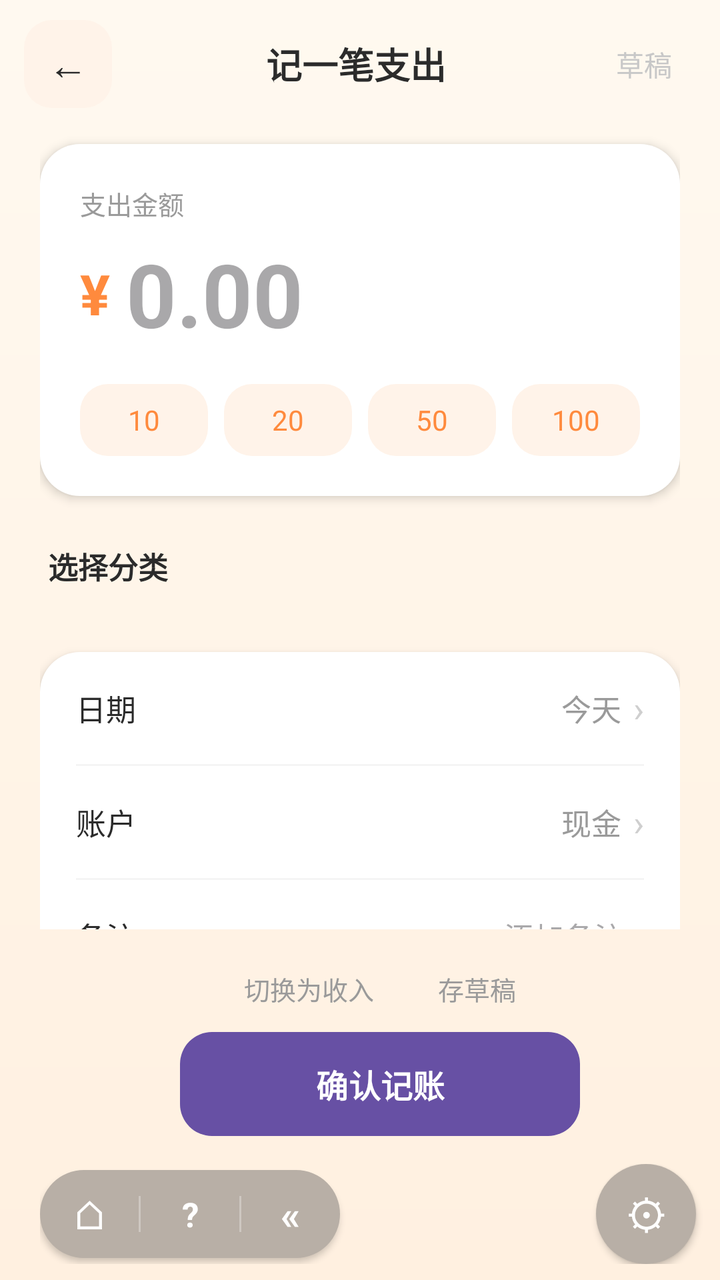
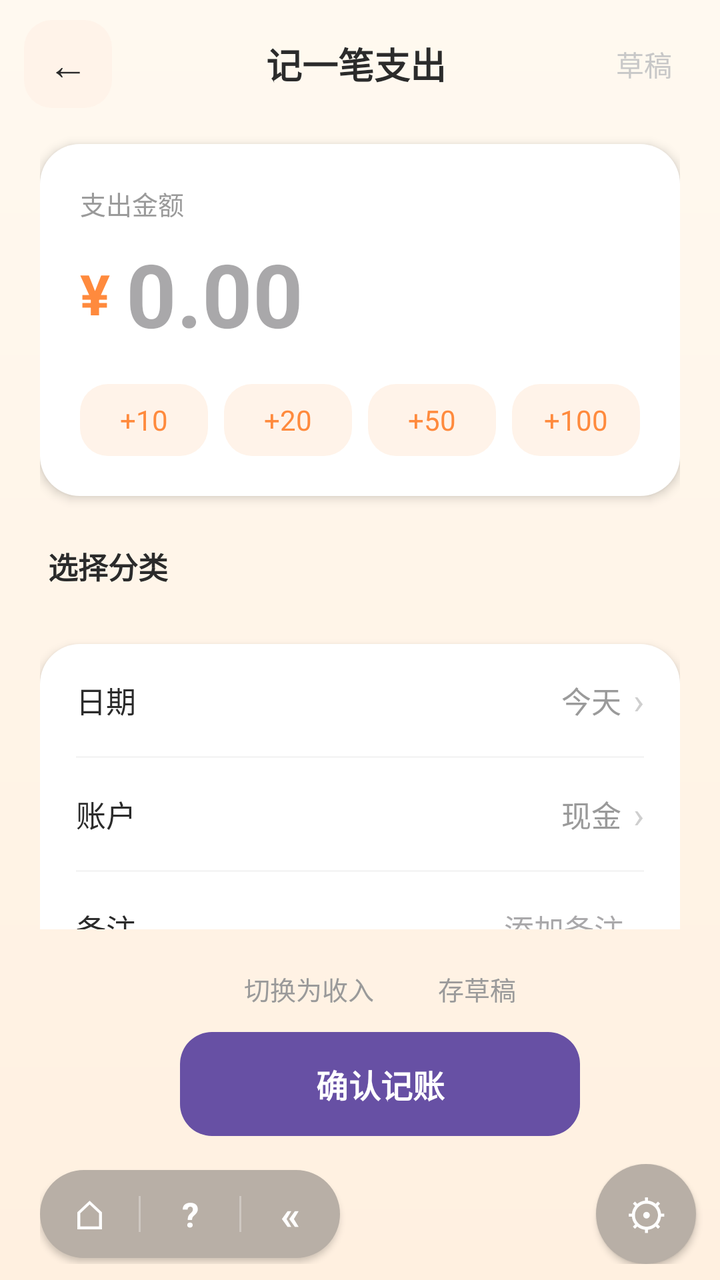

An Android layout rendered at two revisions. The XML below is the earlier revision; the diff shows what the commit changed to produce the second picture.
<!-- AndroidManifest.xml: application theme Theme.Androiddeveloptest -->
<!-- res/layout/activity_add_record.xml -->
<?xml version="1.0" encoding="utf-8"?>
<LinearLayout xmlns:android="http://schemas.android.com/apk/res/android"
    android:layout_width="match_parent"
    android:layout_height="match_parent"
    android:background="@drawable/bg_gradient"
    android:orientation="vertical">

    
    <LinearLayout
        android:layout_width="match_parent"
        android:layout_height="64dp"
        android:gravity="center_vertical"
        android:orientation="horizontal"
        android:paddingStart="12dp"
        android:paddingEnd="16dp">

        <TextView
            android:id="@+id/btnBack"
            android:layout_width="44dp"
            android:layout_height="44dp"
            android:background="@drawable/bg_chip"
            android:gravity="center"
            android:text="←"
            android:textColor="#2B2B2B"
            android:textSize="20sp" />

        <TextView
            android:id="@+id/tvTitle"
            android:layout_width="0dp"
            android:layout_height="wrap_content"
            android:layout_weight="1"
            android:gravity="center"
            android:text="记一笔支出"
            android:textColor="#2B2B2B"
            android:textSize="18sp"
            android:textStyle="bold" />

        <TextView
            android:id="@+id/btnDraft"
            android:layout_width="wrap_content"
            android:layout_height="wrap_content"
            android:padding="8dp"
            android:text="草稿"
            android:textColor="#C8C8C8"
            android:textSize="14sp" />
    </LinearLayout>

    
    <ScrollView
        android:layout_width="match_parent"
        android:layout_height="0dp"
        android:layout_weight="1"
        android:fillViewport="true"
        android:scrollbars="none">

        <LinearLayout
            android:layout_width="match_parent"
            android:layout_height="wrap_content"
            android:orientation="vertical"
            android:paddingStart="20dp"
            android:paddingEnd="20dp">

            
            <LinearLayout
                android:layout_width="match_parent"
                android:layout_height="wrap_content"
                android:layout_marginTop="8dp"
                android:background="@drawable/bg_card_white"
                android:elevation="3dp"
                android:orientation="vertical"
                android:padding="20dp">

                <TextView
                    android:layout_width="wrap_content"
                    android:layout_height="wrap_content"
                    android:text="支出金额"
                    android:textColor="#9A9A9A"
                    android:textSize="13sp" />

                <LinearLayout
                    android:layout_width="match_parent"
                    android:layout_height="wrap_content"
                    android:layout_marginTop="6dp"
                    android:gravity="center_vertical"
                    android:orientation="horizontal">

                    <TextView
                        android:id="@+id/tvCurrency"
                        android:layout_width="wrap_content"
                        android:layout_height="wrap_content"
                        android:layout_marginEnd="8dp"
                        android:text="¥"
                        android:textColor="#FF8A3D"
                        android:textSize="28sp"
                        android:textStyle="bold" />

                    <EditText
                        android:id="@+id/etAmount"
                        android:layout_width="0dp"
                        android:layout_height="wrap_content"
                        android:layout_weight="1"
                        android:background="@null"
                        android:hint="0.00"
                        android:inputType="numberDecimal"
                        android:maxLength="10"
                        android:textColor="#2B2B2B"
                        android:textSize="44sp"
                        android:textStyle="bold" />

                    <TextView
                        android:id="@+id/btnClear"
                        android:layout_width="32dp"
                        android:layout_height="32dp"
                        android:layout_marginStart="8dp"
                        android:background="@drawable/bg_chip"
                        android:gravity="center"
                        android:text="×"
                        android:textColor="#B0B0B0"
                        android:textSize="18sp"
                        android:visibility="gone" />
                </LinearLayout>

                
                <LinearLayout
                    android:layout_width="match_parent"
                    android:layout_height="wrap_content"
                    android:layout_marginTop="16dp"
                    android:orientation="horizontal">

                    <TextView
                        android:id="@+id/chip10"
                        android:layout_width="0dp"
                        android:layout_height="36dp"
                        android:layout_marginEnd="8dp"
                        android:layout_weight="1"
                        android:background="@drawable/bg_chip"
                        android:gravity="center"
                        android:text="10"
                        android:textColor="#FF8A3D"
                        android:textSize="14sp" />

                    <TextView
                        android:id="@+id/chip20"
                        android:layout_width="0dp"
                        android:layout_height="36dp"
                        android:layout_marginEnd="8dp"
                        android:layout_weight="1"
                        android:background="@drawable/bg_chip"
                        android:gravity="center"
                        android:text="20"
                        android:textColor="#FF8A3D"
                        android:textSize="14sp" />

                    <TextView
                        android:id="@+id/chip50"
                        android:layout_width="0dp"
                        android:layout_height="36dp"
                        android:layout_marginEnd="8dp"
                        android:layout_weight="1"
                        android:background="@drawable/bg_chip"
                        android:gravity="center"
                        android:text="50"
                        android:textColor="#FF8A3D"
                        android:textSize="14sp" />

                    <TextView
                        android:id="@+id/chip100"
                        android:layout_width="0dp"
                        android:layout_height="36dp"
                        android:layout_weight="1"
                        android:background="@drawable/bg_chip"
                        android:gravity="center"
                        android:text="100"
                        android:textColor="#FF8A3D"
                        android:textSize="14sp" />
                </LinearLayout>
            </LinearLayout>

            
            <TextView
                android:layout_width="wrap_content"
                android:layout_height="wrap_content"
                android:layout_marginTop="24dp"
                android:layout_marginStart="4dp"
                android:text="选择分类"
                android:textColor="#2B2B2B"
                android:textSize="15sp"
                android:textStyle="bold" />

            
            <GridLayout
                android:id="@+id/gridCategory"
                android:layout_width="match_parent"
                android:layout_height="wrap_content"
                android:layout_marginTop="12dp"
                android:columnCount="4"
                android:rowCount="2" />

            
            <LinearLayout
                android:layout_width="match_parent"
                android:layout_height="wrap_content"
                android:layout_marginTop="20dp"
                android:background="@drawable/bg_card_white"
                android:elevation="3dp"
                android:orientation="vertical"
                android:paddingStart="18dp"
                android:paddingEnd="18dp">

                
                <LinearLayout
                    android:id="@+id/rowDate"
                    android:layout_width="match_parent"
                    android:layout_height="56dp"
                    android:gravity="center_vertical"
                    android:orientation="horizontal">

                    <TextView
                        android:layout_width="wrap_content"
                        android:layout_height="wrap_content"
                        android:text="日期"
                        android:textColor="#2B2B2B"
                        android:textSize="15sp" />

                    <TextView
                        android:id="@+id/tvDate"
                        android:layout_width="0dp"
                        android:layout_height="wrap_content"
                        android:layout_weight="1"
                        android:gravity="end"
                        android:text="今天"
                        android:textColor="#9A9A9A"
                        android:textSize="15sp" />

                    <TextView
                        android:layout_width="wrap_content"
                        android:layout_height="wrap_content"
                        android:layout_marginStart="6dp"
                        android:text="›"
                        android:textColor="#CFCFCF"
                        android:textSize="18sp" />
                </LinearLayout>

                <View
                    android:layout_width="match_parent"
                    android:layout_height="1dp"
                    android:background="#F5F5F5" />

                
                <LinearLayout
                    android:id="@+id/rowAccount"
                    android:layout_width="match_parent"
                    android:layout_height="56dp"
                    android:gravity="center_vertical"
                    android:orientation="horizontal">

                    <TextView
                        android:layout_width="wrap_content"
                        android:layout_height="wrap_content"
                        android:text="账户"
                        android:textColor="#2B2B2B"
                        android:textSize="15sp" />

                    <TextView
                        android:id="@+id/tvAccount"
                        android:layout_width="0dp"
                        android:layout_height="wrap_content"
                        android:layout_weight="1"
                        android:gravity="end"
                        android:text="现金"
                        android:textColor="#9A9A9A"
                        android:textSize="15sp" />

                    <TextView
                        android:layout_width="wrap_content"
                        android:layout_height="wrap_content"
                        android:layout_marginStart="6dp"
                        android:text="›"
                        android:textColor="#CFCFCF"
                        android:textSize="18sp" />
                </LinearLayout>

                <View
                    android:layout_width="match_parent"
                    android:layout_height="1dp"
                    android:background="#F5F5F5" />

                
                <LinearLayout
                    android:layout_width="match_parent"
                    android:layout_height="56dp"
                    android:gravity="center_vertical"
                    android:orientation="horizontal">

                    <TextView
                        android:layout_width="wrap_content"
                        android:layout_height="wrap_content"
                        android:text="备注"
                        android:textColor="#2B2B2B"
                        android:textSize="15sp" />

                    <EditText
                        android:id="@+id/etNote"
                        android:layout_width="0dp"
                        android:layout_height="match_parent"
                        android:layout_weight="1"
                        android:background="@null"
                        android:gravity="end|center_vertical"
                        android:hint="添加备注…"
                        android:inputType="text"
                        android:maxLength="50"
                        android:textColor="#2B2B2B"
                        android:textSize="15sp" />
                </LinearLayout>
            </LinearLayout>

            <View
                android:layout_width="match_parent"
                android:layout_height="20dp" />
        </LinearLayout>
    </ScrollView>

    
    <LinearLayout
        android:layout_width="match_parent"
        android:layout_height="wrap_content"
        android:orientation="vertical"
        android:paddingStart="20dp"
        android:paddingTop="12dp"
        android:paddingEnd="0dp"
        android:paddingBottom="8dp">

        <LinearLayout
            android:layout_width="match_parent"
            android:layout_height="wrap_content"
            android:gravity="center"
            android:orientation="horizontal">

            <TextView
                android:id="@+id/btnSwitchType"
                android:layout_width="wrap_content"
                android:layout_height="wrap_content"
                android:padding="8dp"
                android:text="切换为收入"
                android:textColor="#9A9A9A"
                android:textSize="13sp" />

            <TextView
                android:layout_width="wrap_content"
                android:layout_height="wrap_content"
                android:layout_marginStart="16dp"
                android:padding="8dp"
                android:text="存草稿"
                android:textColor="#9A9A9A"
                android:textSize="13sp" />
        </LinearLayout>

        <Button
            android:id="@+id/btnSave"
            android:layout_width="200dp"
            android:layout_height="52dp"
            android:layout_gravity="center_horizontal"
            android:layout_marginTop="4dp"
            android:background="@drawable/bg_btn_primary"
            android:text="确认记账"
            android:textColor="#FFFFFF"
            android:textSize="16sp"
            android:textStyle="bold" />

        <LinearLayout
            android:layout_width="match_parent"
            android:layout_height="wrap_content"
            android:layout_marginTop="14dp"
            android:gravity="center_vertical"
            android:orientation="horizontal">

            <LinearLayout
                android:layout_width="150dp"
                android:layout_height="44dp"
                android:background="@drawable/bg_toolbar"
                android:elevation="2dp"
                android:gravity="center_vertical"
                android:orientation="horizontal">

                <TextView
                    android:id="@+id/toolHome"
                    android:layout_width="0dp"
                    android:layout_height="match_parent"
                    android:layout_weight="1"
                    android:background="@drawable/bg_toolbar_item"
                    android:gravity="center"
                    android:text="⌂"
                    android:textColor="#FFFFFF"
                    android:textSize="20sp" />

                <View
                    android:layout_width="1dp"
                    android:layout_height="18dp"
                    android:background="#4DFFFFFF" />

                <TextView
                    android:id="@+id/toolHelp"
                    android:layout_width="0dp"
                    android:layout_height="match_parent"
                    android:layout_weight="1"
                    android:background="@drawable/bg_toolbar_item"
                    android:gravity="center"
                    android:text="?"
                    android:textColor="#FFFFFF"
                    android:textSize="17sp"
                    android:textStyle="bold" />

                <View
                    android:layout_width="1dp"
                    android:layout_height="18dp"
                    android:background="#4DFFFFFF" />

                <TextView
                    android:id="@+id/toolBack"
                    android:layout_width="0dp"
                    android:layout_height="match_parent"
                    android:layout_weight="1"
                    android:background="@drawable/bg_toolbar_item"
                    android:gravity="center"
                    android:text="«"
                    android:textColor="#FFFFFF"
                    android:textSize="20sp"
                    android:textStyle="bold" />
            </LinearLayout>

            <Space
                android:layout_width="0dp"
                android:layout_height="1dp"
                android:layout_weight="1" />

            <TextView
                android:id="@+id/btnSettings"
                android:layout_width="50dp"
                android:layout_height="50dp"
                android:layout_marginEnd="12dp"
                android:background="@drawable/bg_toolbar"
                android:elevation="2dp"
                android:gravity="center"
                android:text="⚙"
                android:textColor="#FFFFFF"
                android:textSize="21sp" />
        </LinearLayout>
    </LinearLayout>

</LinearLayout>
<!-- resources referenced by this layout -->
<resources>
  <!-- drawable bg_btn_primary (drawable) -->
  <?xml version="1.0" encoding="utf-8"?>
  <shape xmlns:android="http://schemas.android.com/apk/res/android"
      android:shape="rectangle">
      <solid android:color="#FF8A3D" />
      <corners android:radius="16dp" />
  </shape>
  <!-- drawable bg_card_white (drawable) -->
  <?xml version="1.0" encoding="utf-8"?>
  <shape xmlns:android="http://schemas.android.com/apk/res/android"
      android:shape="rectangle">
      <solid android:color="#FFFFFF" />
      <corners android:radius="20dp" />
  </shape>
  <!-- drawable bg_chip (drawable) -->
  <?xml version="1.0" encoding="utf-8"?>
  <shape xmlns:android="http://schemas.android.com/apk/res/android"
      android:shape="rectangle">
      <solid android:color="#FFF3E9" />
      <corners android:radius="14dp" />
  </shape>
  <!-- drawable bg_gradient (drawable) -->
  <?xml version="1.0" encoding="utf-8"?>
  <shape xmlns:android="http://schemas.android.com/apk/res/android"
      android:shape="rectangle">
      <gradient
          android:angle="270"
          android:endColor="#FFF0E0"
          android:startColor="#FFF9F0"
          android:type="linear" />
  </shape>
  <!-- drawable bg_toolbar (drawable) -->
  <?xml version="1.0" encoding="utf-8"?>
  <shape xmlns:android="http://schemas.android.com/apk/res/android"
      android:shape="rectangle">
      <solid android:color="#B8AFA6" />
      <corners android:radius="28dp" />
  </shape>
  <!-- drawable bg_toolbar_item (drawable) -->
  <?xml version="1.0" encoding="utf-8"?>
  <selector xmlns:android="http://schemas.android.com/apk/res/android">
      <item android:state_pressed="true">
          <shape android:shape="oval">
              <solid android:color="#1AFFFFFF" />
          </shape>
      </item>
      <item>
          <shape android:shape="oval">
              <solid android:color="#00FFFFFF" />
          </shape>
      </item>
  </selector>
  <style name="Theme.Androiddeveloptest" parent="Base.Theme.Androiddeveloptest" />
  <style name="Base.Theme.Androiddeveloptest" parent="Theme.Material3.DayNight.NoActionBar">
          
          
      </style>
</resources>

<!-- the commit's change to res/layout/activity_add_record.xml (unified diff, before → after) -->
@@ -47,6 +47,7 @@
 
     
     <ScrollView
+        android:id="@+id/scrollRoot"
         android:layout_width="match_parent"
         android:layout_height="0dp"
         android:layout_weight="1"
@@ -135,7 +136,7 @@
                         android:layout_weight="1"
                         android:background="@drawable/bg_chip"
                         android:gravity="center"
-                        android:text="10"
+                        android:text="+10"
                         android:textColor="#FF8A3D"
                         android:textSize="14sp" />
 
@@ -147,7 +148,7 @@
                         android:layout_weight="1"
                         android:background="@drawable/bg_chip"
                         android:gravity="center"
-                        android:text="20"
+                        android:text="+20"
                         android:textColor="#FF8A3D"
                         android:textSize="14sp" />
 
@@ -159,7 +160,7 @@
                         android:layout_weight="1"
                         android:background="@drawable/bg_chip"
                         android:gravity="center"
-                        android:text="50"
+                        android:text="+50"
                         android:textColor="#FF8A3D"
                         android:textSize="14sp" />
 
@@ -170,7 +171,7 @@
                         android:layout_weight="1"
                         android:background="@drawable/bg_chip"
                         android:gravity="center"
-                        android:text="100"
+                        android:text="+100"
                         android:textColor="#FF8A3D"
                         android:textSize="14sp" />
                 </LinearLayout>
@@ -192,7 +193,7 @@
                 android:id="@+id/gridCategory"
                 android:layout_width="match_parent"
                 android:layout_height="wrap_content"
-                android:layout_marginTop="12dp"
+                android:layout_marginTop="8dp"
                 android:columnCount="4"
                 android:rowCount="2" />
 
